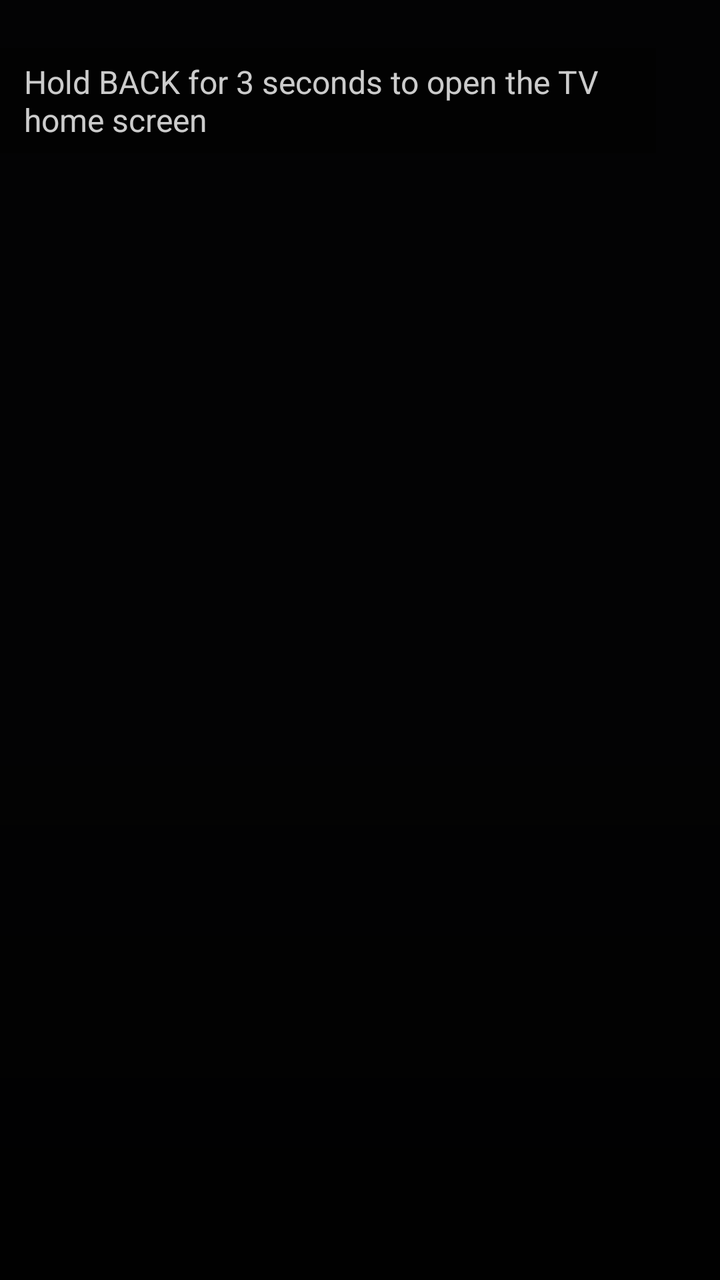
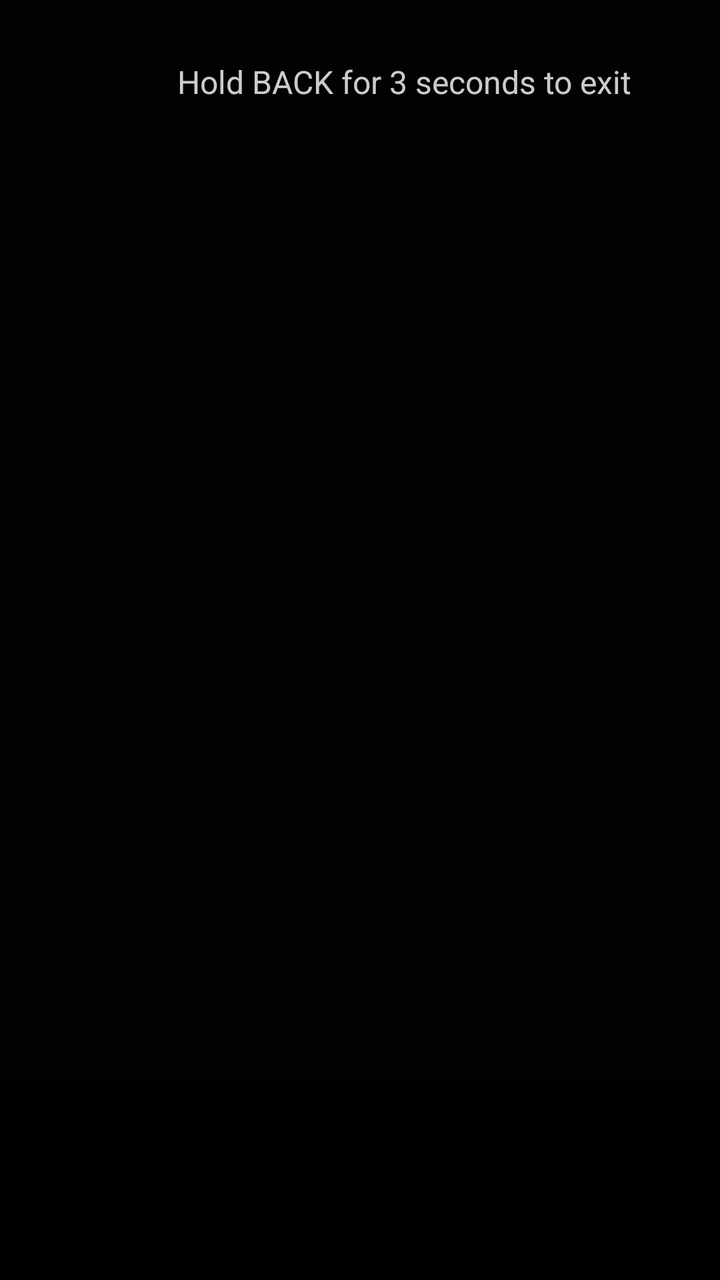

An Android layout rendered at two revisions. The XML below is the earlier revision; the diff shows what the commit changed to produce the second picture.
<!-- AndroidManifest.xml: activity theme Theme.NaniTV -->
<!-- res/layout/activity_main.xml -->
<?xml version="1.0" encoding="utf-8"?>
<FrameLayout xmlns:android="http://schemas.android.com/apk/res/android"
    android:layout_width="match_parent"
    android:layout_height="match_parent"
    android:background="#0A0A0C">

    
    <ImageView
        android:id="@+id/background"
        android:layout_width="match_parent"
        android:layout_height="match_parent"
        android:scaleType="centerCrop"
        android:contentDescription="@null" />

    <View
        android:layout_width="match_parent"
        android:layout_height="match_parent"
        android:background="#B3000000" />

    
    <ImageView
        android:id="@+id/poster"
        android:layout_width="match_parent"
        android:layout_height="match_parent"
        android:scaleType="centerCrop"
        android:contentDescription="@null" />

    
    <View
        android:layout_width="match_parent"
        android:layout_height="340dp"
        android:layout_gravity="bottom"
        android:background="@drawable/bottom_scrim" />

    
    <TextView
        android:id="@+id/escape_hint"
        android:layout_width="wrap_content"
        android:layout_height="wrap_content"
        android:layout_gravity="top|end"
        android:layout_marginTop="24dp"
        android:layout_marginEnd="32dp"
        android:background="#66000000"
        android:paddingStart="12dp"
        android:paddingEnd="12dp"
        android:paddingTop="6dp"
        android:paddingBottom="6dp"
        android:text="@string/escape_hint"
        android:textColor="#CCFFFFFF"
        android:textSize="16sp" />

    <LinearLayout
        android:layout_width="match_parent"
        android:layout_height="wrap_content"
        android:layout_gravity="bottom|start"
        android:orientation="vertical"
        android:paddingStart="56dp"
        android:paddingEnd="56dp"
        android:paddingBottom="44dp">

        <TextView
            android:id="@+id/title"
            android:layout_width="match_parent"
            android:layout_height="wrap_content"
            android:textColor="#FFFFFF"
            android:textSize="64sp"
            android:textStyle="bold"
            android:maxLines="1"
            android:ellipsize="end"
            android:shadowColor="#CC000000"
            android:shadowDx="0"
            android:shadowDy="3"
            android:shadowRadius="10" />

        
        <TextView
            android:id="@+id/subtitle"
            android:layout_width="match_parent"
            android:layout_height="wrap_content"
            android:layout_marginTop="4dp"
            android:textColor="#E6FFFFFF"
            android:textSize="30sp"
            android:maxLines="2"
            android:ellipsize="end"
            android:shadowColor="#CC000000"
            android:shadowDx="0"
            android:shadowDy="2"
            android:shadowRadius="8"
            android:visibility="gone" />

        <LinearLayout
            android:id="@+id/dots"
            android:layout_width="wrap_content"
            android:layout_height="wrap_content"
            android:layout_marginTop="20dp"
            android:orientation="horizontal"
            android:visibility="gone" />

    </LinearLayout>

    <ProgressBar
        android:id="@+id/spinner"
        android:layout_width="wrap_content"
        android:layout_height="wrap_content"
        android:layout_gravity="center"
        android:visibility="gone" />

    <TextView
        android:id="@+id/status"
        android:layout_width="wrap_content"
        android:layout_height="wrap_content"
        android:layout_gravity="center"
        android:textColor="#FFFFFF"
        android:textSize="26sp"
        android:gravity="center"
        android:visibility="gone" />

</FrameLayout>
<!-- resources referenced by this layout -->
<resources>
  <!-- drawable bottom_scrim (drawable) -->
  <?xml version="1.0" encoding="utf-8"?>
  <shape xmlns:android="http://schemas.android.com/apk/res/android"
      android:shape="rectangle">
      
      <gradient
          android:angle="90"
          android:startColor="#E6000000"
          android:centerColor="#80000000"
          android:endColor="#00000000" />
  </shape>
  <string name="escape_hint">Hold BACK for 3 seconds to open the TV home screen</string>
  <style name="Theme.NaniTV" parent="android:Theme.Material.NoActionBar">
          <item name="android:windowBackground">@android:color/black</item>
      </style>
</resources>

<!-- the commit's change to res/layout/activity_main.xml (unified diff, before → after) -->
@@ -79,7 +79,7 @@
             android:layout_height="wrap_content"
             android:layout_marginTop="4dp"
             android:textColor="#E6FFFFFF"
-            android:textSize="30sp"
+            android:textSize="24sp"
             android:maxLines="2"
             android:ellipsize="end"
             android:shadowColor="#CC000000"
<!-- resource entries referenced after the edit -->
@@ -11,7 +11,7 @@
           android:centerColor="#80000000"
           android:endColor="#00000000" />
   </shape>
-  <string name="escape_hint">Hold BACK for 3 seconds to open the TV home screen</string>
+  <string name="escape_hint">Hold BACK for 3 seconds to exit</string>
   <style name="Theme.NaniTV" parent="android:Theme.Material.NoActionBar">
           <item name="android:windowBackground">@android:color/black</item>
       </style>
